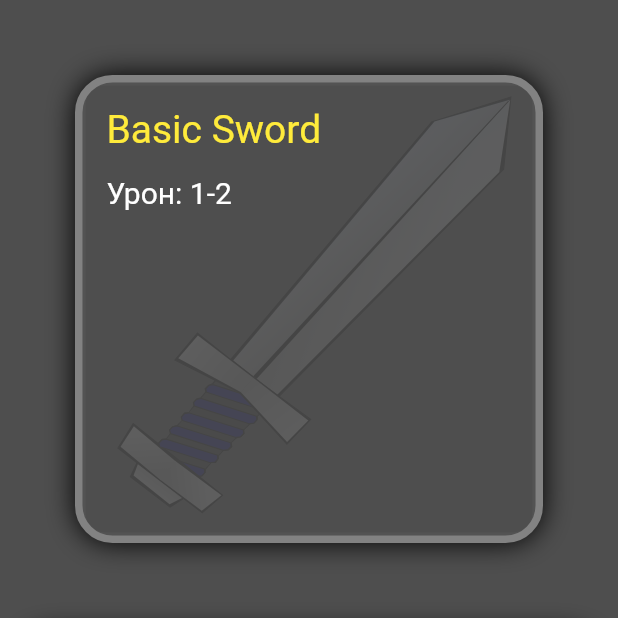
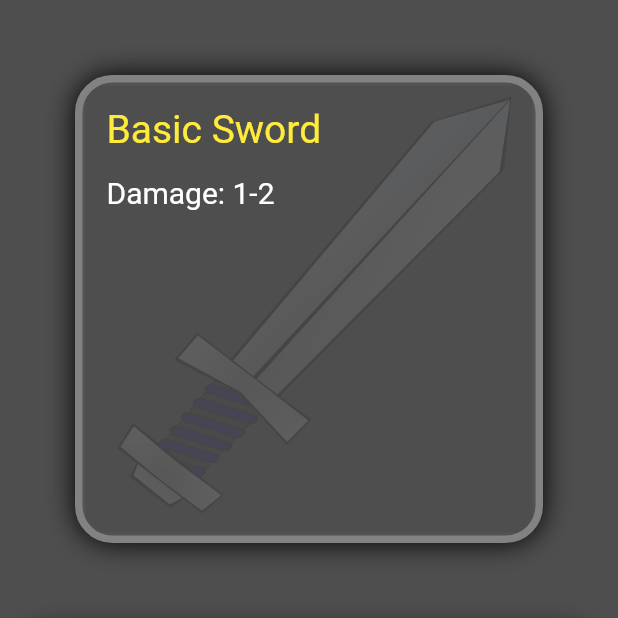
Before and after one commit to McKoog/enchanment_game, a Flutter app: the screen it shows after launch, after a tap on an icon or button, on a phone screen of 412 x 824 dp, the top half of it. Run offline on Flutter 3.47's test engine with Material 2 defaults, Android fonts, the light colour scheme and no system bars; our stand-ins replace flutter_riverpod, flutter_svg; Roboto replaces fonts that are missing (PT Sans).

Commit message:
add Scroll model,scroll info on scroll field

```diff
--- a/lib/decorations/text_decoration.dart
+++ b/lib/decorations/text_decoration.dart
@@ -2,4 +2,8 @@ import 'package:flutter/material.dart';
 
 TextStyle weaponInfoTextDecoration = const TextStyle(fontSize: 20,color: Colors.white,fontFamily: "PT Sans");
 
-TextStyle itemNameDecoration = const TextStyle(fontSize: 26,color: Colors.yellow,fontFamily: "PT Sans");
+TextStyle weaponNameDecoration = const TextStyle(fontSize: 26,color: Colors.yellow,fontFamily: "PT Sans");
+
+TextStyle scrollInfoTextDecoration = const TextStyle(fontSize: 18,color: Colors.grey,fontFamily: "PT Sans");
+
+TextStyle scrollNameDecoration = const TextStyle(fontSize: 22,color: Colors.white,fontFamily: "PT Sans");
--- /dev/null
+++ b/lib/models/scroll.dart
@@ -0,0 +1,8 @@
+import 'package:enchantment_game/models/item.dart';
+
+class Scroll extends Item{
+  Scroll({required super.type, required super.image,required this.name, required this.description});
+
+  String name;
+  String description;
+}
--- a/lib/screens/enchant_screen/zones/main_zone/fields/components/scroll_enchant_slot.dart
+++ b/lib/screens/enchant_screen/zones/main_zone/fields/components/scroll_enchant_slot.dart
@@ -20,6 +20,7 @@ class ScrollEnchantSlot extends ConsumerWidget {
       },
       builder: (BuildContext context, List<Item?> candidateData, List<dynamic> rejectedData) {
         return Container(
+          padding: EdgeInsets.all(4),
             decoration: scrollEnchantSlotDecoration,
             height: sideSize,
             width: sideSize,
--- a/lib/screens/enchant_screen/zones/main_zone/fields/weapon_info_field.dart
+++ b/lib/screens/enchant_screen/zones/main_zone/fields/weapon_info_field.dart
@@ -15,9 +15,9 @@ class WeaponInfoField extends StatelessWidget {
       child: Column(
         crossAxisAlignment: CrossAxisAlignment.start,
         children: [
-          Text(weapon.enchantLevel >0 ?"${weapon.name} +${weapon.enchantLevel}":weapon.name, style: itemNameDecoration),
+          Text(weapon.enchantLevel >0 ?"${weapon.name} +${weapon.enchantLevel}":weapon.name, style: weaponNameDecoration),
           const SizedBox(height: 16,),
-          Text("Урон: ${weapon.lowerDamage}-${weapon.higherDamage}",style: weaponInfoTextDecoration,),
+          Text("Damage: ${weapon.lowerDamage}-${weapon.higherDamage}",style: weaponInfoTextDecoration,),
         ],
       ),
     );
--- a/lib/screens/enchant_screen/zones/main_zone/main_zone.dart
+++ b/lib/screens/enchant_screen/zones/main_zone/main_zone.dart
@@ -1,6 +1,7 @@
 import 'package:enchantment_game/data_providers/current_providers.dart';
 import 'package:enchantment_game/data_providers/show_providers.dart';
 import 'package:enchantment_game/models/item.dart';
+import 'package:enchantment_game/models/scroll.dart';
 import 'package:enchantment_game/models/weapon.dart';
 import 'package:enchantment_game/screens/enchant_screen/zones/main_zone/fields/base_main_zone_field.dart';
 import 'package:enchantment_game/screens/enchant_screen/zones/main_zone/fields/scroll_field.dart';
@@ -28,7 +29,7 @@ class MainZone extends ConsumerWidget {
             ?BaseMainZoneField(
               sideSize: height,
               backgroundItem: currScroll ?? currWeapon,
-              child: currScroll != null ? ScrollField(sideSize: height):WeaponInfoField(sideSize: height, weapon: currWeapon! as Weapon),
+              child: currScroll != null ? ScrollField(sideSize: height, scroll: currScroll as Scroll):WeaponInfoField(sideSize: height, weapon: currWeapon! as Weapon),
         )
             :const SizedBox()
       ),
--- a/lib/screens/enchant_screen/zones/secondary_zone/fields/inventory_field.dart
+++ b/lib/screens/enchant_screen/zones/secondary_zone/fields/inventory_field.dart
@@ -1,5 +1,6 @@
 import 'package:enchantment_game/decorations/zone_decorations.dart';
 import 'package:enchantment_game/models/item.dart';
+import 'package:enchantment_game/models/scroll.dart';
 import 'package:enchantment_game/models/weapon.dart';
 import 'package:enchantment_game/screens/enchant_screen/zones/secondary_zone/fields/components/inventory_slot.dart';
 import 'package:flutter/cupertino.dart';
@@ -23,7 +24,26 @@ class InventoryField extends StatelessWidget {
             padding: const EdgeInsets.all(10),
             gridDelegate: const SliverGridDelegateWithFixedCrossAxisCount(crossAxisCount: 5, mainAxisSpacing: 5,crossAxisSpacing: 5),
             itemBuilder: (BuildContext context,int index){
-              return InventorySlot(index: index, item: index == 0 ? Weapon(type: ItemType.weapon, image: "assets/sword.svg",name:"Basic Sword",lowerDamage: 1, higherDamage:2,enchantLevel: 0): index == 1 ?Item(type: ItemType.scroll, image: "assets/enchant_scroll.svg"):null);
+              return InventorySlot(
+                  index: index,
+                  item: index == 0
+                      ?Weapon(
+                        type: ItemType.weapon,
+                        image: "assets/sword.svg",
+                        name:"Basic Sword",
+                        lowerDamage: 1,
+                        higherDamage:2,
+                        enchantLevel: 0
+                      )
+                      :index == 1
+                          ?Scroll(
+                            type: ItemType.scroll,
+                            image: "assets/enchant_scroll.svg",
+                            name: "Ancient scroll",
+                            description: "Increase power of the weapon, but be carefull, it's not garanteed"
+                          )
+                          :null
+              );
             })
     );
   }
```
Also changed, not shown: lib/screens/enchant_screen/zones/main_zone/fields/scroll_field.dart (+24 -7 lines).
